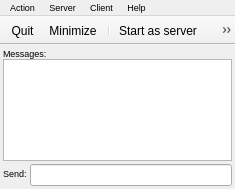
MValaguz/Echo, file source/qtdesigner/MChat_ui.ui: the form before one commit.
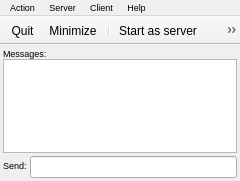
The form after the commit. Icons and pictures are not drawn.

```diff
--- a/source/qtdesigner/MChat_ui.ui
+++ b/source/qtdesigner/MChat_ui.ui
@@ -6,8 +6,8 @@
    <rect>
     <x>0</x>
     <y>0</y>
-    <width>235</width>
-    <height>189</height>
+    <width>240</width>
+    <height>181</height>
    </rect>
   </property>
   <property name="sizePolicy">
@@ -62,12 +62,6 @@
       </item>
       <item>
        <widget class="QPlainTextEdit" name="o_messaggi">
-        <property name="sizePolicy">
-         <sizepolicy hsizetype="Expanding" vsizetype="Expanding">
-          <horstretch>0</horstretch>
-          <verstretch>0</verstretch>
-         </sizepolicy>
-        </property>
         <property name="font">
          <font>
           <pointsize>7</pointsize>
@@ -147,7 +141,7 @@
     <rect>
      <x>0</x>
      <y>0</y>
-     <width>235</width>
+     <width>240</width>
      <height>21</height>
     </rect>
    </property>
```
